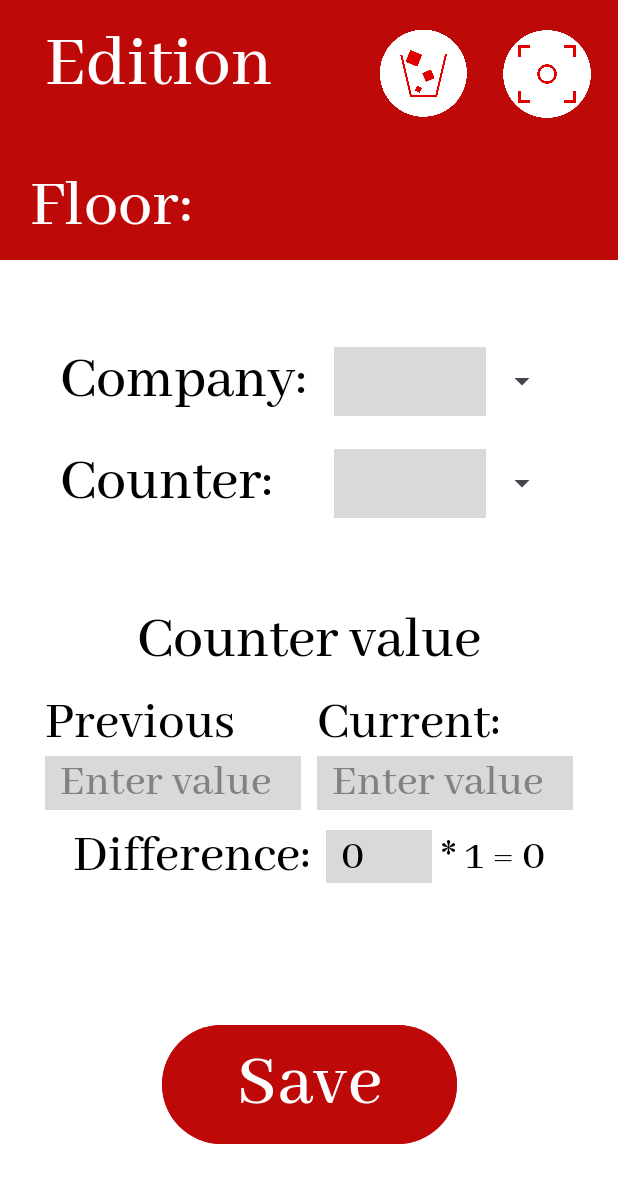
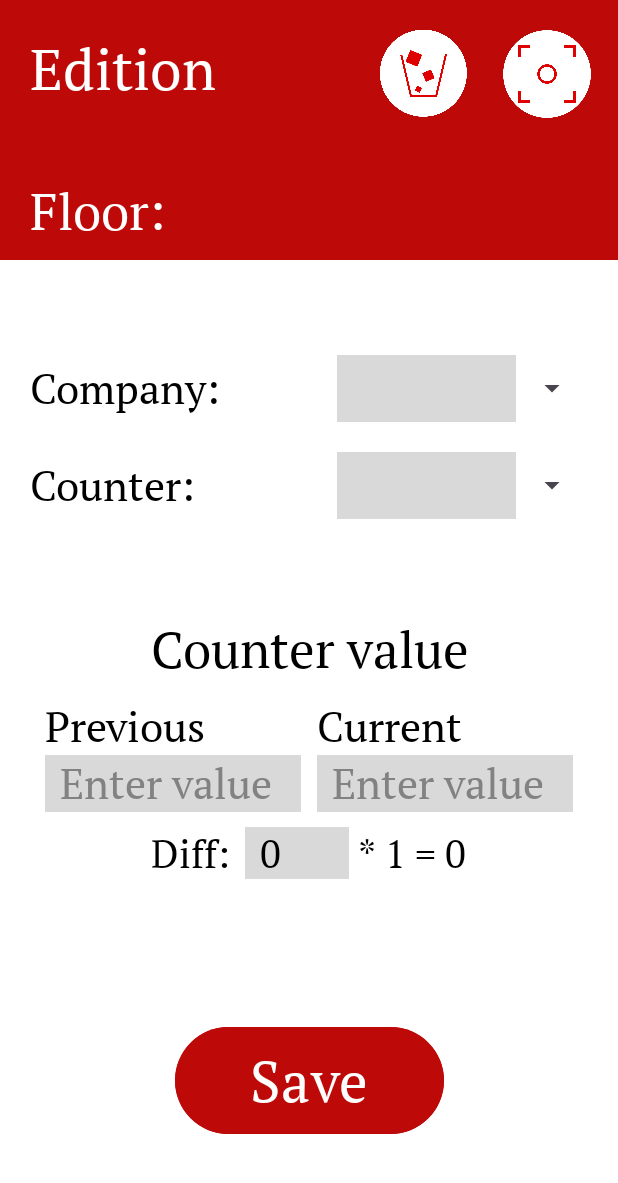
Before and after one commit to ArKiT17/Coursework_SmartMeter, an Android app: the EditValueActivity screen opened directly, with no data from a screen before it, on a phone screen of 412 x 824 dp. Shown: the top 1183 px of the screen. Run offline under Robolectric (Android 15) with nearby library versions, the phone set to English and light mode, and no system bars; libraries missing offline, so code that uses them is left out: com.journeyapps.barcodescanner; 7 statements that could not run were skipped.

Commit message:
- змінений шрифт відображення інтерфейсу - змінені деякі текстові написи в різних мовах - виправлене відображення тексту на всіх сторінках інтерфейсу

```diff
--- a/app/src/main/res/layout/activity_edit_value.xml
+++ b/app/src/main/res/layout/activity_edit_value.xml
@@ -53,13 +53,13 @@
             android:id="@+id/titleEditing"
             android:layout_width="wrap_content"
             android:layout_height="wrap_content"
-            android:layout_marginStart="30dp"
-            android:layout_marginTop="14dp"
-            android:fontFamily="@font/abhayalibre_medium"
+            android:layout_marginStart="20dp"
+            android:layout_marginTop="20dp"
+            android:fontFamily="@font/ptserif_regular"
             android:text="@string/title_editing"
             android:textAlignment="center"
             android:textColor="@color/text_light"
-            android:textSize="50sp"
+            android:textSize="38sp"
             app:layout_constraintStart_toStartOf="parent"
             app:layout_constraintTop_toTopOf="parent" />
 
@@ -76,10 +76,10 @@
                 android:id="@+id/eTitleFloor"
                 android:layout_width="wrap_content"
                 android:layout_height="wrap_content"
-                android:fontFamily="@font/abhayalibre_medium"
+                android:fontFamily="@font/ptserif_regular"
                 android:text="@string/title_floor"
                 android:textColor="@color/text_light"
-                android:textSize="45sp"
+                android:textSize="34sp"
                 app:layout_constraintBottom_toBottomOf="parent"
                 app:layout_constraintStart_toStartOf="parent"
                 app:layout_constraintTop_toTopOf="parent" />
@@ -89,9 +89,9 @@
                 android:layout_width="wrap_content"
                 android:layout_height="wrap_content"
                 android:layout_marginStart="10dp"
-                android:fontFamily="@font/abhayalibre_medium"
+                android:fontFamily="@font/ptserif_regular"
                 android:textColor="@color/text_light"
-                android:textSize="45sp"
+                android:textSize="38sp"
                 app:layout_constraintBottom_toBottomOf="parent"
                 app:layout_constraintStart_toEndOf="@id/eTitleFloor"
                 app:layout_constraintTop_toTopOf="parent" />
@@ -100,9 +100,9 @@
                 android:id="@+id/eDate"
                 android:layout_width="wrap_content"
                 android:layout_height="wrap_content"
-                android:fontFamily="@font/abhayalibre_medium"
+                android:fontFamily="@font/ptserif_regular"
                 android:textColor="@color/text_light"
-                android:textSize="35sp"
+                android:textSize="28sp"
                 app:layout_constraintBottom_toBottomOf="parent"
                 app:layout_constraintEnd_toEndOf="parent"
                 app:layout_constraintTop_toTopOf="parent" />
@@ -115,7 +115,7 @@
         android:id="@+id/eMainLayout"
         android:layout_width="match_parent"
         android:layout_height="wrap_content"
-        android:layout_marginHorizontal="40dp"
+        android:layout_marginHorizontal="20dp"
         android:orientation="vertical"
         app:layout_constraintBottom_toTopOf="@id/eBottomLayout"
         app:layout_constraintTop_toBottomOf="@id/eTopLayout">
@@ -129,10 +129,10 @@
                 android:id="@+id/eTitleCompany"
                 android:layout_width="0dp"
                 android:layout_height="wrap_content"
-                android:fontFamily="@font/abhayalibre_medium"
+                android:fontFamily="@font/ptserif_regular"
                 android:text="@string/title_company_dots"
                 android:textColor="@color/text_dark"
-                android:textSize="40sp"
+                android:textSize="28sp"
                 app:layout_constraintBottom_toBottomOf="parent"
                 app:layout_constraintStart_toStartOf="parent"
                 app:layout_constraintTop_toTopOf="parent"
@@ -160,10 +160,10 @@
                 android:id="@+id/eTitleСounter"
                 android:layout_width="0dp"
                 android:layout_height="wrap_content"
-                android:fontFamily="@font/abhayalibre_medium"
+                android:fontFamily="@font/ptserif_regular"
                 android:text="@string/title_counter_dots"
                 android:textColor="@color/text_dark"
-                android:textSize="40sp"
+                android:textSize="28sp"
                 app:layout_constraintBottom_toBottomOf="parent"
                 app:layout_constraintStart_toStartOf="parent"
                 app:layout_constraintTop_toTopOf="parent"
@@ -199,11 +199,11 @@
             android:id="@+id/eTitleValues"
             android:layout_width="wrap_content"
             android:layout_height="wrap_content"
-            android:fontFamily="@font/abhayalibre_medium"
+            android:fontFamily="@font/ptserif_regular"
             android:text="@string/title_values"
             android:textAlignment="center"
             android:textColor="@color/text_dark"
-            android:textSize="40sp" />
+            android:textSize="34sp" />
 
         <LinearLayout
             android:id="@+id/eValues"
@@ -223,24 +223,24 @@
                     android:id="@+id/eTitlePreviousValue"
                     android:layout_width="match_parent"
                     android:layout_height="wrap_content"
-                    android:fontFamily="@font/abhayalibre_medium"
+                    android:fontFamily="@font/ptserif_regular"
                     android:text="@string/title_previousValue"
                     android:textColor="@color/text_dark"
-                    android:textSize="35sp" />
+                    android:textSize="28sp" />
 
                 <EditText
                     android:id="@+id/eNumberPreviousValue"
                     android:layout_width="match_parent"
                     android:layout_height="wrap_content"
                     android:background="@drawable/enter_style"
-                    android:fontFamily="@font/abhayalibre_medium"
+                    android:fontFamily="@font/ptserif_regular"
                     android:hint="@string/hint_previousValue"
                     android:inputType="number"
                     android:maxWidth="200dp"
                     android:paddingHorizontal="10dp"
                     android:textColor="@color/text_dark"
                     android:textColorHint="@color/hint_grey"
-                    android:textSize="30sp" />
+                    android:textSize="28sp" />
 
             </LinearLayout>
 
@@ -255,24 +255,24 @@
                     android:id="@+id/eTitleCurrentValue"
                     android:layout_width="match_parent"
                     android:layout_height="wrap_content"
-                    android:fontFamily="@font/abhayalibre_medium"
+                    android:fontFamily="@font/ptserif_regular"
                     android:text="@string/title_currentValue"
                     android:textColor="@color/text_dark"
-                    android:textSize="35sp" />
+                    android:textSize="28sp" />
 
                 <EditText
                     android:id="@+id/eNumberCurrentValue"
                     android:layout_width="match_parent"
                     android:layout_height="wrap_content"
                     android:background="@drawable/enter_style"
-                    android:fontFamily="@font/abhayalibre_medium"
+                    android:fontFamily="@font/ptserif_regular"
                     android:hint="@string/hint_currentValue"
                     android:inputType="number"
                     android:maxWidth="200dp"
                     android:paddingHorizontal="10dp"
                     android:textColor="@color/text_dark"
                     android:textColorHint="@color/hint_grey"
-                    android:textSize="30sp" />
+                    android:textSize="28sp" />
             </LinearLayout>
 
         </LinearLayout>
@@ -289,10 +289,10 @@
                 android:id="@+id/eTitleResultValue"
                 android:layout_width="wrap_content"
                 android:layout_height="wrap_content"
-                android:fontFamily="@font/abhayalibre_medium"
+                android:fontFamily="@font/ptserif_regular"
                 android:text="@string/title_resultValue"
                 android:textColor="@color/text_dark"
-                android:textSize="35sp" />
+                android:textSize="26sp" />
 
             <EditText
                 android:id="@+id/eNumberResultValue"
@@ -302,46 +302,46 @@
                 android:background="@drawable/enter_style"
                 android:ems="2"
                 android:enabled="false"
-                android:fontFamily="@font/abhayalibre_medium"
+                android:fontFamily="@font/ptserif_regular"
                 android:inputType="number"
                 android:paddingStart="10dp"
                 android:text="0"
                 android:textColor="@color/text_dark"
-                android:textSize="30sp" />
+                android:textSize="26sp" />
 
             <TextView
                 android:layout_width="wrap_content"
                 android:layout_height="wrap_content"
-                android:fontFamily="@font/abhayalibre_medium"
+                android:fontFamily="@font/ptserif_regular"
                 android:text=" * "
                 android:textColor="@color/text_dark"
-                android:textSize="30sp" />
+                android:textSize="26sp" />
 
             <TextView
                 android:id="@+id/eMultiplier"
                 android:layout_width="wrap_content"
                 android:layout_height="wrap_content"
-                android:fontFamily="@font/abhayalibre_medium"
+                android:fontFamily="@font/ptserif_regular"
                 android:text="1"
                 android:textColor="@color/text_dark"
-                android:textSize="30sp" />
+                android:textSize="26sp" />
 
             <TextView
                 android:layout_width="wrap_content"
                 android:layout_height="wrap_content"
-                android:fontFamily="@font/abhayalibre_medium"
+                android:fontFamily="@font/ptserif_regular"
                 android:text=" = "
                 android:textColor="@color/text_dark"
-                android:textSize="30sp" />
+                android:textSize="26sp" />
 
             <TextView
                 android:id="@+id/eMultiplyResult"
                 android:layout_width="wrap_content"
                 android:layout_height="wrap_content"
-                android:fontFamily="@font/abhayalibre_medium"
+                android:fontFamily="@font/ptserif_regular"
                 android:text="0"
                 android:textColor="@color/text_dark"
-                android:textSize="30sp" />
+                android:textSize="26sp" />
 
         </LinearLayout>
 
@@ -353,13 +353,13 @@
         android:layout_height="wrap_content"
         android:backgroundTint="@color/bg_dark"
         android:enabled="false"
-        android:fontFamily="@font/abhayalibre_medium"
+        android:fontFamily="@font/ptserif_regular"
         android:onClick="eUpdateValuesInDatabase"
         android:paddingHorizontal="50dp"
         android:paddingVertical="10dp"
         android:text="@string/btn_saveValues"
         android:textColor="@color/text_light"
-        android:textSize="50sp"
+        android:textSize="38sp"
         app:layout_constraintBottom_toBottomOf="parent"
         app:layout_constraintEnd_toEndOf="parent"
         app:layout_constraintStart_toStartOf="parent"
--- a/app/src/main/res/layout/spinner_style_dark.xml
+++ b/app/src/main/res/layout/spinner_style_dark.xml
@@ -8,10 +8,12 @@
         android:id="@+id/spinner_text_dark"
         android:layout_width="wrap_content"
         android:layout_height="wrap_content"
-        android:fontFamily="@font/abhayalibre_medium"
+        android:layout_centerVertical="true"
+        android:fontFamily="@font/ptserif_regular"
         android:paddingHorizontal="10dp"
         android:paddingVertical="5dp"
+        android:singleLine="true"
         android:textColor="@color/text_light"
-        android:textSize="30sp" />
+        android:textSize="26sp" />
 
 </RelativeLayout>
--- a/app/src/main/res/layout/spinner_style_light.xml
+++ b/app/src/main/res/layout/spinner_style_light.xml
@@ -8,10 +8,12 @@
         android:id="@+id/spinner_text_light"
         android:layout_width="wrap_content"
         android:layout_height="wrap_content"
-        android:fontFamily="@font/abhayalibre_medium"
+        android:layout_centerVertical="true"
+        android:fontFamily="@font/ptserif_regular"
         android:paddingHorizontal="10dp"
         android:paddingVertical="5dp"
+        android:singleLine="true"
         android:textColor="@color/spinner_text_grey"
-        android:textSize="30sp" />
+        android:textSize="26sp" />
 
 </RelativeLayout>
--- a/app/src/main/res/layout/spinner_style_light_small.xml
+++ b/app/src/main/res/layout/spinner_style_light_small.xml
@@ -8,9 +8,11 @@
         android:id="@+id/spinner_text_light"
         android:layout_width="wrap_content"
         android:layout_height="wrap_content"
-        android:fontFamily="@font/abhayalibre_medium"
+        android:layout_centerVertical="true"
+        android:fontFamily="@font/ptserif_regular"
         android:paddingHorizontal="10dp"
         android:paddingVertical="5dp"
+        android:singleLine="true"
         android:textColor="@color/spinner_text_grey"
         android:textSize="20sp" />
 
--- a/app/src/main/res/values/strings.xml
+++ b/app/src/main/res/values/strings.xml
@@ -3,7 +3,7 @@
 
     <string name="btn_start">START</string>
     <string name="btn_counters">Counters</string>
-    <string name="btn_values">Edit values</string>
+    <string name="btn_values">Edit value</string>
     <string name="btn_history">History</string>
     <string name="btn_export">Export to Excel</string>
     <string name="btn_changeDate">Change date</string>
@@ -23,9 +23,9 @@
     <string name="title_counter_name">Counter name</string>
     <string name="title_counter_dots">Counter:</string>
     <string name="title_previousValue">Previous</string>
-    <string name="title_currentValue">Current:</string>
+    <string name="title_currentValue">Current</string>
     <string name="title_values">Counter value</string>
-    <string name="title_resultValue">Difference:</string>
+    <string name="title_resultValue">Diff:</string>
     <string name="title_floor">Floor:</string>
 
     <string name="title_editing">Edition</string>
@@ -56,9 +56,9 @@
     <string name="hint_search">Search</string>
 
     <string name="item_title_counter">"Counter: "</string>
-    <string name="item_title_room">"| Room: "</string>
+    <string name="item_title_room">"Room: "</string>
     <string name="item_title_floor">"Floor: "</string>
-    <string name="item_title_multiplier">"| Multiplier: "</string>
+    <string name="item_title_multiplier">"Multiplier: "</string>
 
     <string name="cd_goBack">Back</string>
     <string name="cd_qr">QR Code</string>
```
Also changed, not shown: app/src/main/res/layout/activity_add_counter.xml (+21 -21 lines), app/src/main/res/layout/activity_counters.xml (+6 -6 lines), app/src/main/res/layout/activity_edit_counter.xml (+25 -25 lines), app/src/main/res/layout/activity_export_mail.xml (+11 -10 lines), app/src/main/res/layout/activity_main.xml (+33 -33 lines), app/src/main/res/layout/activity_review_values.xml (+20 -20 lines), app/src/main/res/layout/activity_start.xml (+16 -14 lines), app/src/main/res/layout/counter_list_adapter.xml (+24 -14 lines), app/src/main/res/layout/values_list_adapter.xml (+12 -12 lines), app/src/main/res/font/abhayalibre_medium.ttf (deleted), app/src/main/res/font/ptserif_regular.ttf (added), 2 other files.
